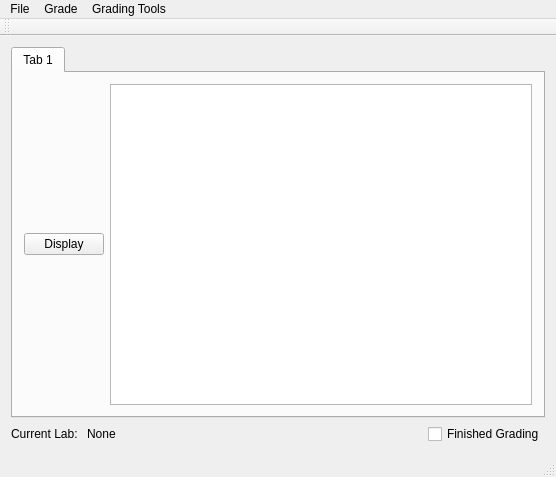
Above: repo_project/maingui/mainwindow.ui from tokorealand/CS205 before the change. Below: the same form after it.
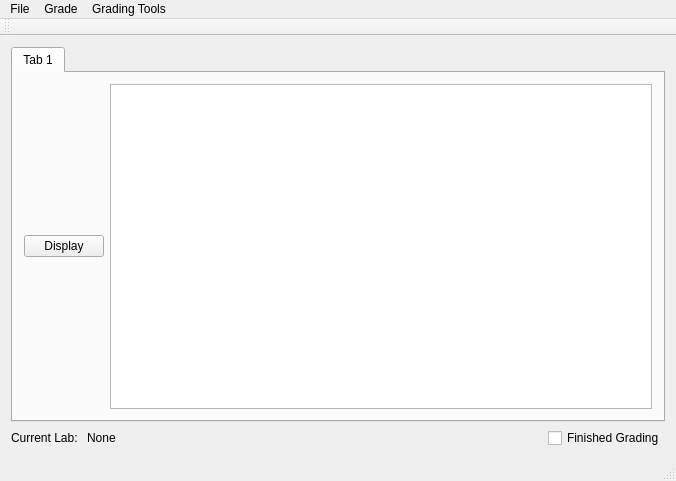
That is the form after the change.

Commit message: line numbers

Diff of the .ui file:
```diff
--- a/repo_project/maingui/mainwindow.ui
+++ b/repo_project/maingui/mainwindow.ui
@@ -6,8 +6,8 @@
    <rect>
     <x>0</x>
     <y>0</y>
-    <width>556</width>
-    <height>477</height>
+    <width>676</width>
+    <height>481</height>
    </rect>
   </property>
   <property name="windowTitle">
@@ -96,8 +96,8 @@
     <rect>
      <x>0</x>
      <y>0</y>
-     <width>556</width>
-     <height>19</height>
+     <width>676</width>
+     <height>22</height>
     </rect>
    </property>
    <widget class="QMenu" name="menuFile">
```
Left out of the diff: 3 changed lines with no effect on the pictures. The commit also changes 1 other file.
